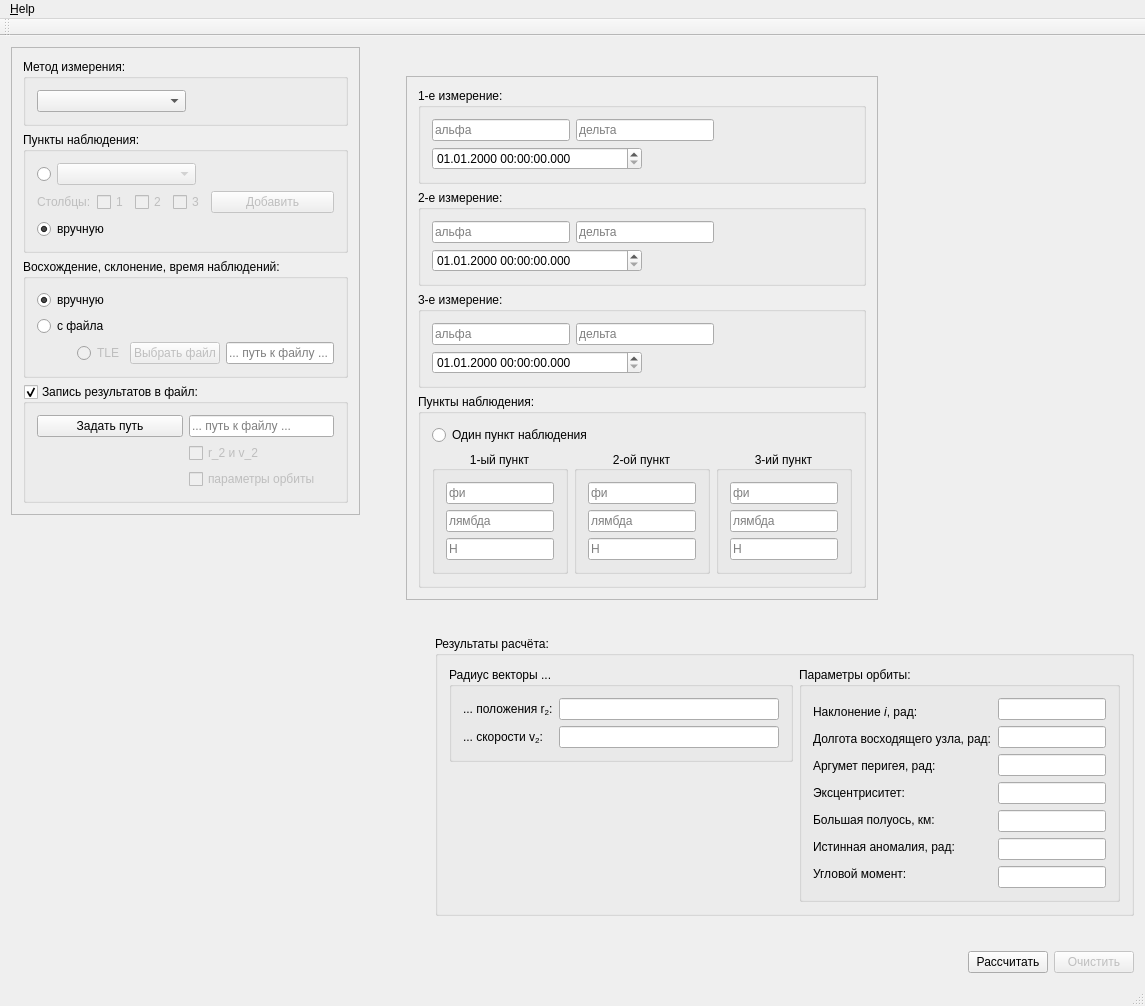
This is Variant 1/OrbitDeterminationApp/OrbitDeterminationApp.ui in dante-verest/OrbitDeterminationLib as Qt 5 draws it before an edit. The edited form follows.
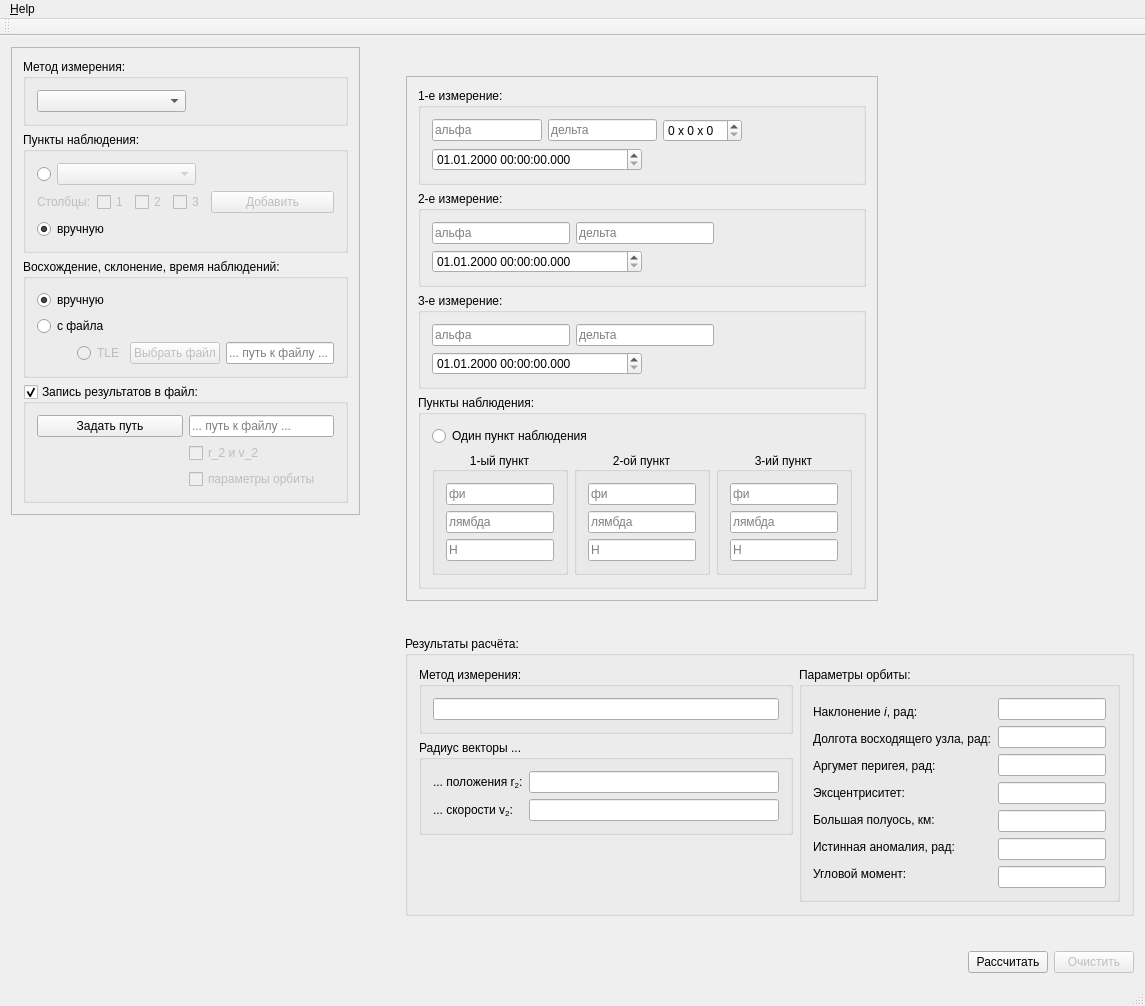
This is the edited form.

Diff of the .ui file:
```diff
--- a/Variant 1/OrbitDeterminationApp/OrbitDeterminationApp.ui
+++ b/Variant 1/OrbitDeterminationApp/OrbitDeterminationApp.ui
@@ -580,6 +580,16 @@
                     </property>
                    </widget>
                   </item>
+                  <item>
+                   <widget class="QSpinBox" name="spinBox">
+                    <property name="suffix">
+                     <string> x 0</string>
+                    </property>
+                    <property name="prefix">
+                     <string>0 x </string>
+                    </property>
+                   </widget>
+                  </item>
                   <item>
                    <spacer name="horizontalSpacer_4">
                     <property name="orientation">
@@ -1150,7 +1160,25 @@
           <property name="title">
            <string>Результаты расчёта:</string>
           </property>
-          <layout class="QHBoxLayout" name="horizontalLayout_21">
+          <layout class="QHBoxLayout" name="horizontalLayout_23">
+           <item>
+            <layout class="QVBoxLayout" name="verticalLayout_26">
+             <item>
+              <widget class="QGroupBox" name="methodNameGroupBox">
+               <property name="title">
+                <string>Метод измерения:</string>
+               </property>
+               <layout class="QVBoxLayout" name="verticalLayout_27">
+                <item>
+                 <widget class="QLineEdit" name="methodNameLineEdit">
+                  <property name="readOnly">
+                   <bool>true</bool>
+                  </property>
+                 </widget>
+                </item>
+               </layout>
+              </widget>
+             </item>
            <item>
             <layout class="QVBoxLayout" name="verticalLayout_24">
              <item>
@@ -1184,10 +1212,13 @@
                    <widget class="QLineEdit" name="r_2LineEdit">
                     <property name="minimumSize">
                      <size>
-                      <width>220</width>
+                        <width>250</width>
                       <height>0</height>
                      </size>
                     </property>
+                      <property name="readOnly">
+                       <bool>true</bool>
+                      </property>
                    </widget>
                   </item>
                  </layout>
@@ -1211,10 +1242,13 @@
                    <widget class="QLineEdit" name="v_2LineEdit">
                     <property name="minimumSize">
                      <size>
-                      <width>220</width>
+                        <width>250</width>
                       <height>0</height>
                      </size>
                     </property>
+                      <property name="readOnly">
+                       <bool>true</bool>
+                      </property>
                    </widget>
                   </item>
                  </layout>
@@ -1237,6 +1271,8 @@
              </item>
             </layout>
            </item>
+            </layout>
+           </item>
            <item>
             <widget class="QGroupBox" name="outputOrbitalParametersGroupBox">
              <property name="title">
```
Left out of the diff: 51 changed lines with no effect on the pictures. Lines whose indentation alone changed are shown as unchanged.
